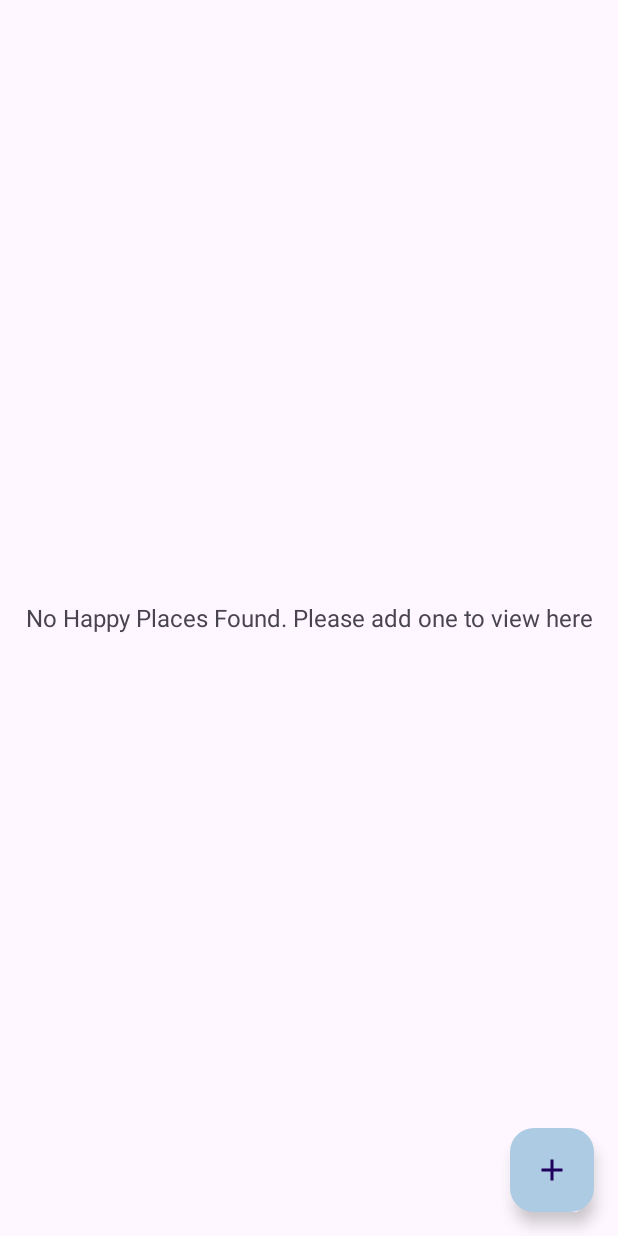
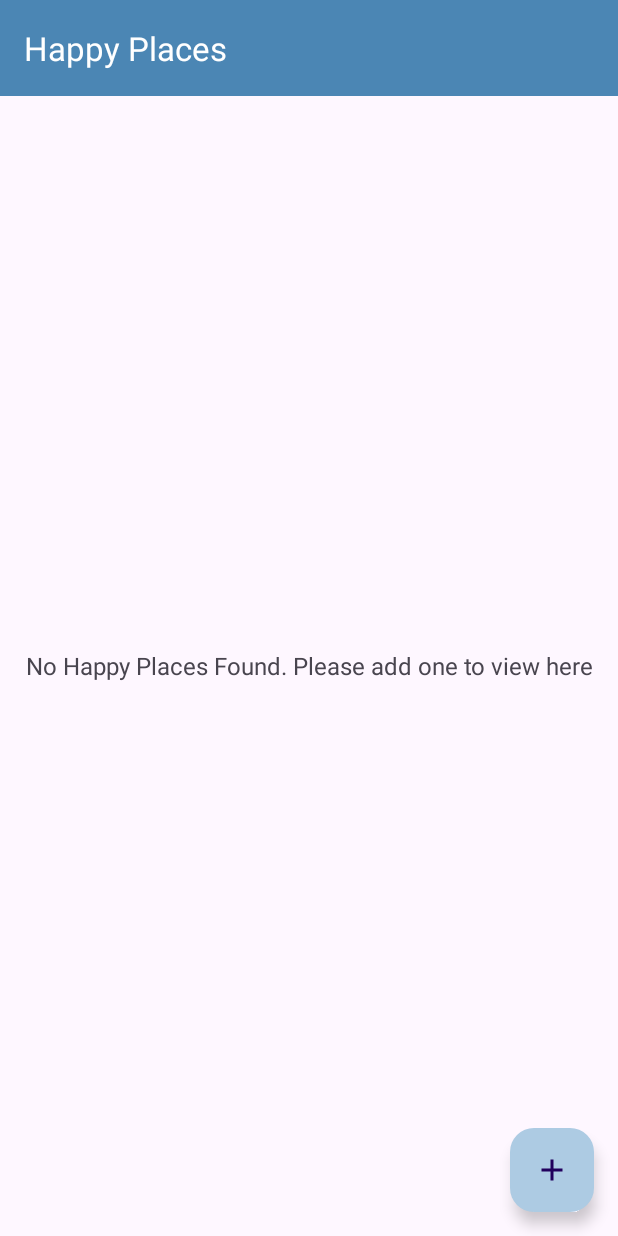
Before and after one commit to Dipan-17/16.Happy-Places, an Android app: the screen it shows after launch (MainActivity), on a phone screen of 412 x 824 dp. Run offline under Robolectric (Android 15) with nearby library versions, the phone set to English and light mode, and no system bars.

Commit message:
Minor UI changes

```diff
--- a/app/src/main/java/com/example/happyplaces/activities/MainActivity.kt
+++ b/app/src/main/java/com/example/happyplaces/activities/MainActivity.kt
@@ -22,6 +22,8 @@ class MainActivity : AppCompatActivity() {
 
         binding= ActivityMainBinding.inflate(layoutInflater)
         setContentView(binding?.root)
+
+        setSupportActionBar(binding?.toolbarMain)
 
         binding?.fabAddHappyPlace?.setOnClickListener {
              val intent=Intent(this@MainActivity, AddHappyActivity::class.java)
--- a/app/src/main/res/layout/activity_main.xml
+++ b/app/src/main/res/layout/activity_main.xml
@@ -1,40 +1,58 @@
 <?xml version="1.0" encoding="utf-8"?>
-<FrameLayout xmlns:android="http://schemas.android.com/apk/res/android"
+<androidx.constraintlayout.widget.ConstraintLayout xmlns:android="http://schemas.android.com/apk/res/android"
     xmlns:app="http://schemas.android.com/apk/res-auto"
     xmlns:tools="http://schemas.android.com/tools"
     android:layout_width="match_parent"
     android:layout_height="match_parent"
     tools:context=".activities.MainActivity">
 
+   <androidx.appcompat.widget.Toolbar
+       android:id="@+id/toolbar_main"
+       android:layout_width="match_parent"
+       android:layout_height="?attr/actionBarSize"
+       android:background="@color/colorPrimary"
+       android:theme="@style/customToolbarStyle"
+       app:layout_constraintTop_toTopOf="parent"
+       app:layout_constraintStart_toStartOf="parent"
+       app:layout_constraintEnd_toEndOf="parent"/>
 
    <androidx.recyclerview.widget.RecyclerView
        android:id="@+id/rvHappyPlaces"
-       android:layout_width="match_parent"
-       android:layout_height="match_parent"
+       android:layout_width="0dp"
+       android:layout_height="0dp"
+       android:layout_marginTop="5dp"
        android:visibility="gone"
        tools:visibility="gone"
        tools:listitem="@layout/item_happy_place"
-       />
+       app:layout_constraintTop_toBottomOf="@id/toolbar_main"
+       app:layout_constraintStart_toStartOf="parent"
+       app:layout_constraintEnd_toEndOf="parent"
+       app:layout_constraintBottom_toBottomOf="parent"/>
 
    <TextView
        android:id="@+id/tvNoRecordsAvailable"
-       android:layout_width="match_parent"
-       android:layout_height="match_parent"
+       android:layout_width="0dp"
+       android:layout_height="0dp"
        android:gravity="center"
        android:text="@string/no_happy_places_found"
        android:textSize="@dimen/no_records_avail_textSize"
-       />
+       app:layout_constraintTop_toBottomOf="@id/toolbar_main"
+       app:layout_constraintStart_toStartOf="parent"
+       app:layout_constraintEnd_toEndOf="parent"
+       app:layout_constraintBottom_toBottomOf="parent"/>
 
    <com.google.android.material.floatingactionbutton.FloatingActionButton
        android:id="@+id/fabAddHappyPlace"
        android:layout_width="wrap_content"
        android:layout_height="wrap_content"
-       android:layout_gravity="bottom|end"
        android:layout_margin="@dimen/fab_margin"
+       android:backgroundTint="@color/colorAccent"
        app:srcCompat="@drawable/ic_action_add_24dp"
-       android:backgroundTint="@color/colorAccent"
+
+       app:layout_constraintBottom_toBottomOf="parent"
+       app:layout_constraintEnd_toEndOf="parent"
+       app:layout_constraintRight_toRightOf="parent"
+
        />
 
-
-
-</FrameLayout>
+</androidx.constraintlayout.widget.ConstraintLayout>
```
Also changed, not shown: app/src/main/AndroidManifest.xml (+14 -16 lines), app/src/main/java/com/example/happyplaces/activities/HappyPlaceDetailActivity.kt (added, +18 -0 lines), app/src/main/res/layout/activity_happy_place_detail.xml (added, +19 -0 lines).
